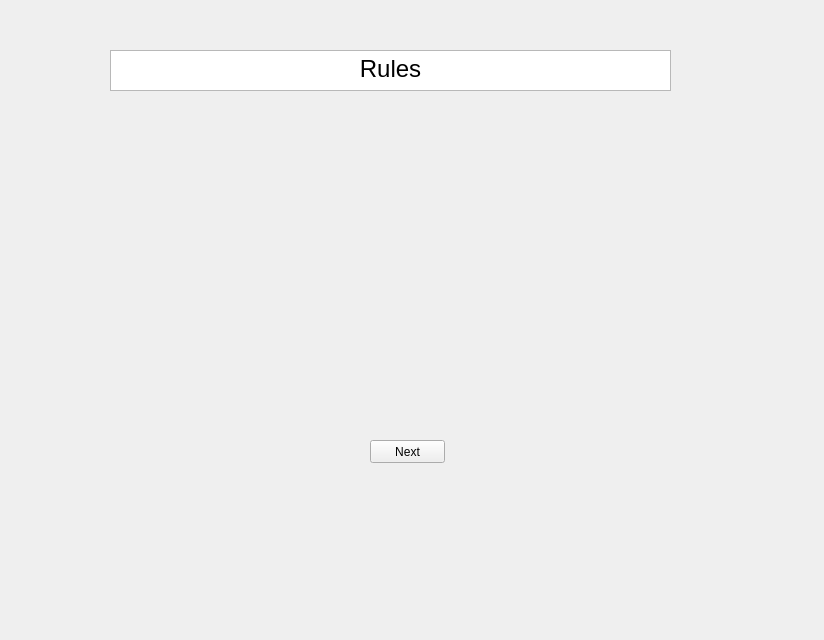
The window that qt/base_window.ui (alexamarki/kinojecture-qt) describes before a commit, drawn with Qt 5.
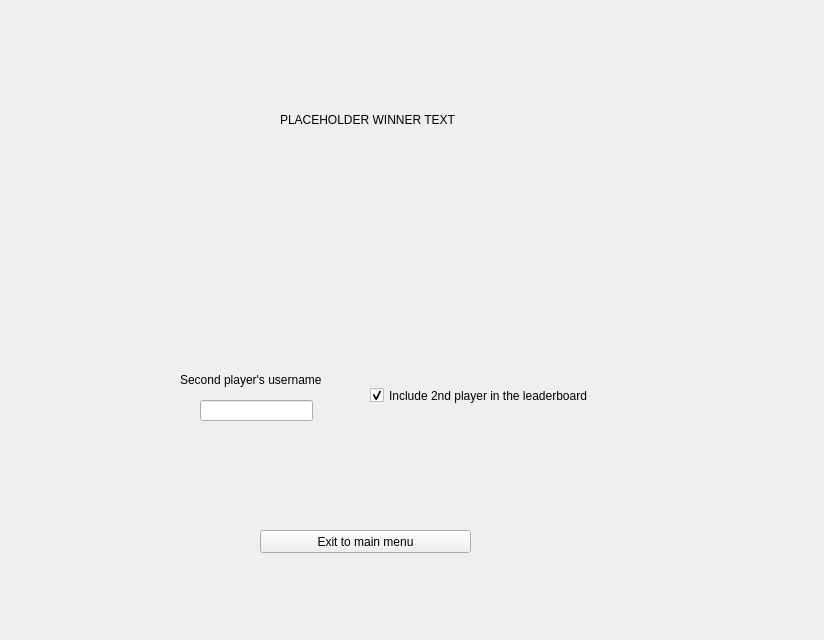
The same window after the commit. The open tabs and pages were chosen to show the change. Custom widgets are drawn as their Qt base class.

Commit message: gameloop is almost functional - after exiting to the main menu the program enters an infinite loop somewhere????

```diff
--- a/qt/base_window.ui
+++ b/qt/base_window.ui
@@ -1861,6 +1861,73 @@
        </property>
       </widget>
      </widget>
+     <widget class="QWidget" name="gameover">
+      <widget class="QPushButton" name="exit_to_main_menu_button">
+       <property name="geometry">
+        <rect>
+         <x>240</x>
+         <y>510</y>
+         <width>211</width>
+         <height>23</height>
+        </rect>
+       </property>
+       <property name="text">
+        <string>Exit to main menu</string>
+       </property>
+      </widget>
+      <widget class="QLabel" name="winner_text">
+       <property name="geometry">
+        <rect>
+         <x>260</x>
+         <y>90</y>
+         <width>191</width>
+         <height>20</height>
+        </rect>
+       </property>
+       <property name="text">
+        <string>PLACEHOLDER WINNER TEXT</string>
+       </property>
+      </widget>
+      <widget class="QLineEdit" name="second_username_field">
+       <property name="geometry">
+        <rect>
+         <x>180</x>
+         <y>380</y>
+         <width>113</width>
+         <height>21</height>
+        </rect>
+       </property>
+      </widget>
+      <widget class="QLabel" name="snd_label">
+       <property name="geometry">
+        <rect>
+         <x>160</x>
+         <y>350</y>
+         <width>161</width>
+         <height>20</height>
+        </rect>
+       </property>
+       <property name="text">
+        <string>Second player's username</string>
+       </property>
+      </widget>
+      <widget class="QCheckBox" name="snd_checkBox">
+       <property name="geometry">
+        <rect>
+         <x>350</x>
+         <y>360</y>
+         <width>251</width>
+         <height>31</height>
+        </rect>
+       </property>
+       <property name="text">
+        <string>Include 2nd player in the leaderboard</string>
+       </property>
+       <property name="checked">
+        <bool>true</bool>
+       </property>
+      </widget>
+     </widget>
      <widget class="QWidget" name="turnover">
       <widget class="QPushButton" name="ready_button">
        <property name="geometry">
```
The commit also changes 4 other files.
